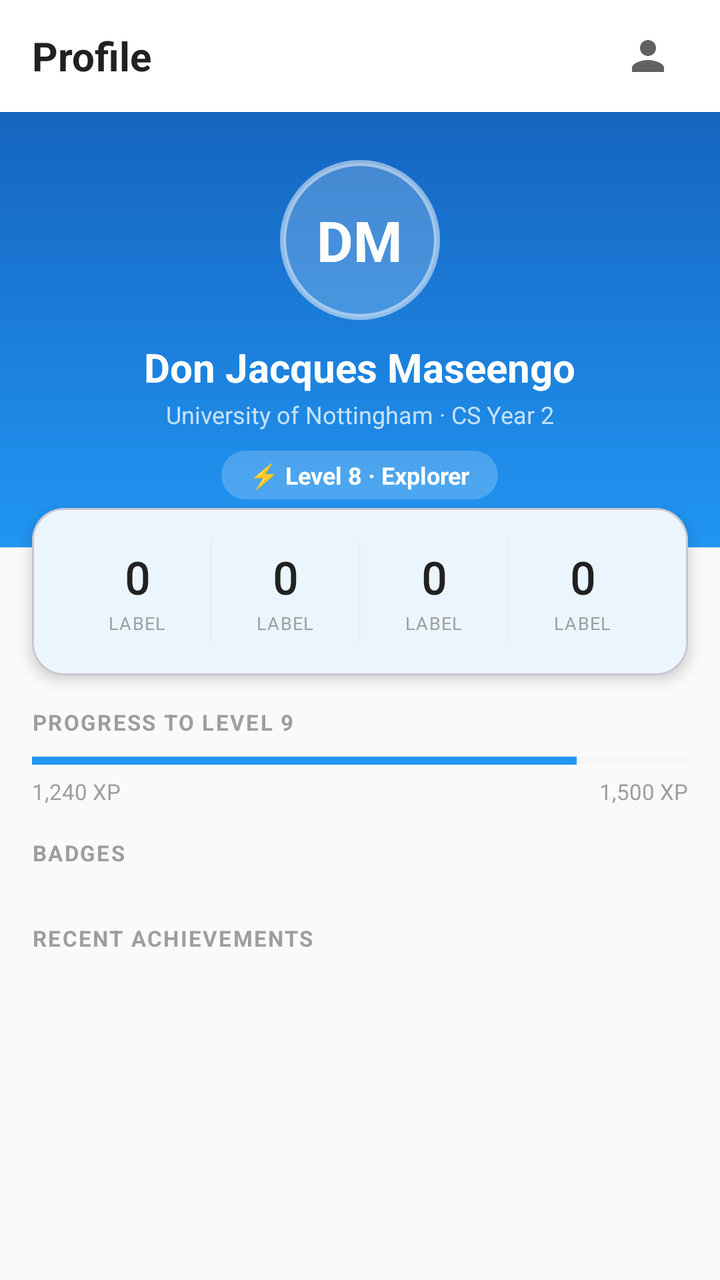
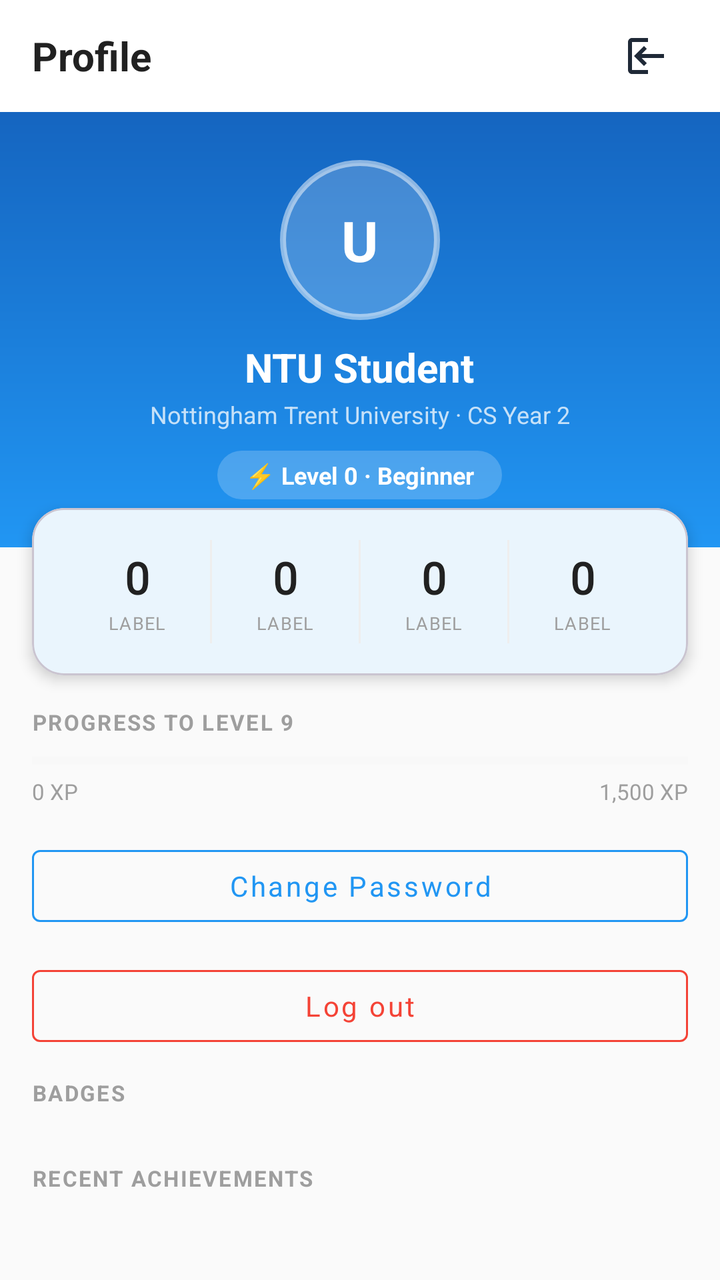

Screens rendered from an Android XML layout before and after an edit, with the pre-edit source and the edit as a unified diff.
<!-- AndroidManifest.xml: application theme Theme.QuestLearn -->
<!-- res/layout/fragment_profile.xml -->
<?xml version="1.0" encoding="utf-8"?>
<LinearLayout xmlns:android="http://schemas.android.com/apk/res/android"
    xmlns:app="http://schemas.android.com/apk/res-auto"
    android:layout_width="match_parent"
    android:layout_height="match_parent"
    android:orientation="vertical"
    android:background="@color/grey_50">

    
    <LinearLayout
        android:layout_width="match_parent"
        android:layout_height="56dp"
        android:orientation="horizontal"
        android:gravity="center_vertical"
        android:paddingHorizontal="16dp"
        android:background="@color/white">

        <TextView
            android:layout_width="0dp"
            android:layout_height="wrap_content"
            android:layout_weight="1"
            android:text="Profile"
            android:textSize="20sp"
            android:textStyle="bold"
            android:textColor="@color/grey_900"
            android:fontFamily="sans-serif" />

        <ImageButton
            android:layout_width="40dp"
            android:layout_height="40dp"
            android:background="?attr/selectableItemBackgroundBorderless"
            android:src="@drawable/ic_person"
            android:contentDescription="Settings" />

    </LinearLayout>

    <ScrollView
        android:layout_width="match_parent"
        android:layout_height="0dp"
        android:layout_weight="1">

        <LinearLayout
            android:layout_width="match_parent"
            android:layout_height="wrap_content"
            android:orientation="vertical">

            
            <LinearLayout
                android:layout_width="match_parent"
                android:layout_height="wrap_content"
                android:orientation="vertical"
                android:gravity="center"
                android:background="@drawable/bg_blue_gradient"
                android:padding="24dp"
                android:paddingBottom="36dp">

                
                <FrameLayout
                    android:layout_width="80dp"
                    android:layout_height="80dp"
                    android:background="@drawable/bg_profile_avatar"
                    android:layout_marginBottom="10dp">

                    <TextView
                        android:id="@+id/tvAvatarInitials"
                        android:layout_width="wrap_content"
                        android:layout_height="wrap_content"
                        android:layout_gravity="center"
                        android:text="DM"
                        android:textSize="28sp"
                        android:textStyle="bold"
                        android:textColor="@color/white"
                        android:fontFamily="sans-serif" />
                </FrameLayout>

                <TextView
                    android:id="@+id/tvProfileName"
                    android:layout_width="wrap_content"
                    android:layout_height="wrap_content"
                    android:text="Don Jacques Maseengo"
                    android:textSize="20sp"
                    android:textStyle="bold"
                    android:textColor="@color/white"
                    android:fontFamily="sans-serif" />

                <TextView
                    android:layout_width="wrap_content"
                    android:layout_height="wrap_content"
                    android:layout_marginTop="2dp"
                    android:text="University of Nottingham · CS Year 2"
                    android:textSize="12sp"
                    android:textColor="#BFFFFFFF" />

                <TextView
                    android:layout_width="wrap_content"
                    android:layout_height="wrap_content"
                    android:layout_marginTop="10dp"
                    android:text="⚡ Level 8 · Explorer"
                    android:textSize="12sp"
                    android:textStyle="bold"
                    android:textColor="@color/white"
                    android:paddingHorizontal="14dp"
                    android:paddingVertical="4dp"
                    android:background="@drawable/bg_level_chip" />

            </LinearLayout>

            
            <com.google.android.material.card.MaterialCardView
                android:layout_width="match_parent"
                android:layout_height="wrap_content"
                android:layout_marginHorizontal="16dp"
                android:layout_marginTop="-20dp"
                android:layout_marginBottom="16dp"
                app:cardElevation="4dp"
                app:cardCornerRadius="16dp">

                <LinearLayout
                    android:layout_width="match_parent"
                    android:layout_height="wrap_content"
                    android:orientation="horizontal"
                    android:padding="16dp">

                    <include layout="@layout/widget_profile_stat"
                        android:id="@+id/statXp"
                        android:layout_width="0dp"
                        android:layout_height="wrap_content"
                        android:layout_weight="1" />

                    <View android:layout_width="1dp" android:layout_height="match_parent" android:background="@color/grey_200" />

                    <include layout="@layout/widget_profile_stat"
                        android:id="@+id/statDone"
                        android:layout_width="0dp"
                        android:layout_height="wrap_content"
                        android:layout_weight="1" />

                    <View android:layout_width="1dp" android:layout_height="match_parent" android:background="@color/grey_200" />

                    <include layout="@layout/widget_profile_stat"
                        android:id="@+id/statBadges"
                        android:layout_width="0dp"
                        android:layout_height="wrap_content"
                        android:layout_weight="1" />

                    <View android:layout_width="1dp" android:layout_height="match_parent" android:background="@color/grey_200" />

                    <include layout="@layout/widget_profile_stat"
                        android:id="@+id/statRank"
                        android:layout_width="0dp"
                        android:layout_height="wrap_content"
                        android:layout_weight="1" />

                </LinearLayout>
            </com.google.android.material.card.MaterialCardView>

            
            <LinearLayout
                android:layout_width="match_parent"
                android:layout_height="wrap_content"
                android:orientation="vertical"
                android:paddingHorizontal="16dp"
                android:paddingBottom="16dp">

                <TextView
                    android:layout_width="wrap_content"
                    android:layout_height="wrap_content"
                    android:text="PROGRESS TO LEVEL 9"
                    android:textSize="11sp"
                    android:textStyle="bold"
                    android:textColor="@color/grey_500"
                    android:letterSpacing="0.07"
                    android:layout_marginBottom="8dp" />

                <ProgressBar
                    android:id="@+id/xpProgressBar"
                    style="@style/Widget.AppCompat.ProgressBar.Horizontal"
                    android:layout_width="match_parent"
                    android:layout_height="8dp"
                    android:max="100"
                    android:progress="83"
                    android:progressBackgroundTint="@color/grey_200"
                    android:progressTint="@color/blue_primary" />

                <LinearLayout
                    android:layout_width="match_parent"
                    android:layout_height="wrap_content"
                    android:orientation="horizontal"
                    android:layout_marginTop="4dp">

                    <TextView
                        android:layout_width="0dp"
                        android:layout_height="wrap_content"
                        android:layout_weight="1"
                        android:text="1,240 XP"
                        android:textSize="11sp"
                        android:textColor="@color/grey_500" />

                    <TextView
                        android:layout_width="wrap_content"
                        android:layout_height="wrap_content"
                        android:text="1,500 XP"
                        android:textSize="11sp"
                        android:textColor="@color/grey_500" />
                </LinearLayout>
            </LinearLayout>

            
            <TextView
                android:layout_width="wrap_content"
                android:layout_height="wrap_content"
                android:paddingHorizontal="16dp"
                android:paddingBottom="12dp"
                android:text="BADGES"
                android:textSize="11sp"
                android:textStyle="bold"
                android:textColor="@color/grey_500"
                android:letterSpacing="0.07" />

            <androidx.recyclerview.widget.RecyclerView
                android:id="@+id/rvBadges"
                android:layout_width="match_parent"
                android:layout_height="wrap_content"
                android:paddingHorizontal="16dp"
                android:clipToPadding="false"
                android:layout_marginBottom="16dp"
                android:nestedScrollingEnabled="false" />

            
            <TextView
                android:layout_width="wrap_content"
                android:layout_height="wrap_content"
                android:paddingHorizontal="16dp"
                android:paddingBottom="12dp"
                android:text="RECENT ACHIEVEMENTS"
                android:textSize="11sp"
                android:textStyle="bold"
                android:textColor="@color/grey_500"
                android:letterSpacing="0.07" />

            <androidx.recyclerview.widget.RecyclerView
                android:id="@+id/rvAchievements"
                android:layout_width="match_parent"
                android:layout_height="wrap_content"
                android:nestedScrollingEnabled="false"
                android:layout_marginBottom="24dp" />

        </LinearLayout>
    </ScrollView>

</LinearLayout>
<!-- res/layout/widget_profile_stat.xml (included above) -->
<?xml version="1.0" encoding="utf-8"?>
<LinearLayout xmlns:android="http://schemas.android.com/apk/res/android"
    android:layout_width="wrap_content"
    android:layout_height="wrap_content"
    android:orientation="vertical"
    android:gravity="center"
    android:padding="4dp">

    <TextView
        android:id="@+id/tvStatValue"
        android:layout_width="wrap_content"
        android:layout_height="wrap_content"
        android:text="0"
        android:textSize="22sp"
        android:textStyle="bold"
        android:textColor="@color/grey_900"
        android:fontFamily="@font/roboto" />

    <TextView
        android:id="@+id/tvStatLabel"
        android:layout_width="wrap_content"
        android:layout_height="wrap_content"
        android:text="LABEL"
        android:textSize="9sp"
        android:textColor="@color/grey_500"
        android:letterSpacing="0.05"
        android:layout_marginTop="2dp" />

</LinearLayout>
<!-- resources referenced by this layout -->
<resources>
  <color name="blue_primary">#2196F3</color>
  <color name="grey_200">#EEEEEE</color>
  <color name="grey_50">#FAFAFA</color>
  <color name="grey_500">#9E9E9E</color>
  <color name="grey_900">#212121</color>
  <color name="white">#FFFFFF</color>
  <!-- drawable bg_blue_gradient (drawable) -->
  <?xml version="1.0" encoding="utf-8"?>
  <shape xmlns:android="http://schemas.android.com/apk/res/android">
      <gradient
          android:startColor="#1565C0"
          android:endColor="#2196F3"
          android:angle="160"
          android:type="linear"/>
  </shape>
  <!-- drawable bg_level_chip (drawable) -->
  <?xml version="1.0" encoding="utf-8"?>
  <shape xmlns:android="http://schemas.android.com/apk/res/android">
      <solid android:color="#33FFFFFF"/>
      <corners android:radius="100dp"/>
  </shape>
  <!-- drawable bg_profile_avatar (drawable) -->
  <?xml version="1.0" encoding="utf-8"?>
  <shape xmlns:android="http://schemas.android.com/apk/res/android" android:shape="oval">
      <solid android:color="#33FFFFFF"/>
      <stroke android:width="3dp" android:color="#80FFFFFF"/>
  </shape>
  <!-- drawable ic_person (drawable) -->
  <vector xmlns:android="http://schemas.android.com/apk/res/android" android:width="24dp" android:height="24dp" android:viewportWidth="24" android:viewportHeight="24">
      <path android:fillColor="#616161" android:pathData="M12,12c2.21,0 4,-1.79 4,-4s-1.79,-4 -4,-4 -4,1.79 -4,4 1.79,4 4,4zM12,14c-2.67,0 -8,1.34 -8,4v2h16v-2c0,-2.66 -5.33,-4 -8,-4z"/>
  </vector>
  <style name="Theme.QuestLearn" parent="Theme.Material3.Light.NoActionBar">
          <item name="colorPrimary">@color/blue_primary</item>
          <item name="colorOnPrimary">@color/white</item>
          <item name="colorPrimaryContainer">@color/blue_surface</item>
          <item name="colorSecondary">@color/green_primary</item>
          <item name="colorOnSecondary">@color/white</item>
          <item name="colorTertiary">@color/orange_primary</item>
          <item name="colorSurface">@color/white</item>
          <item name="colorOnSurface">@color/grey_900</item>
          <item name="colorBackground">@color/grey_50</item>
          <item name="android:statusBarColor">@color/blue_dark</item>
          <item name="android:windowLightStatusBar">false</item>
          <item name="android:fontFamily">sans-serif</item>
      </style>
  <color name="blue_surface">#E3F2FD</color>
  <color name="green_primary">#4CAF50</color>
  <color name="orange_primary">#FF9800</color>
  <color name="blue_dark">#1565C0</color>
</resources>

<!-- the commit's change to res/layout/fragment_profile.xml (unified diff, before → after) -->
@@ -26,11 +26,12 @@
             android:fontFamily="sans-serif" />
 
         <ImageButton
+            android:id="@+id/btnLogout"
             android:layout_width="40dp"
             android:layout_height="40dp"
             android:background="?attr/selectableItemBackgroundBorderless"
-            android:src="@drawable/ic_person"
-            android:contentDescription="Settings" />
+            android:src="@drawable/ic_logout"
+            android:contentDescription="Log out" />
 
     </LinearLayout>
 
@@ -66,7 +67,7 @@
                         android:layout_width="wrap_content"
                         android:layout_height="wrap_content"
                         android:layout_gravity="center"
-                        android:text="DM"
+                        android:text="U"
                         android:textSize="28sp"
                         android:textStyle="bold"
                         android:textColor="@color/white"
@@ -77,7 +78,7 @@
                     android:id="@+id/tvProfileName"
                     android:layout_width="wrap_content"
                     android:layout_height="wrap_content"
-                    android:text="Don Jacques Maseengo"
+                    android:text="NTU Student"
                     android:textSize="20sp"
                     android:textStyle="bold"
                     android:textColor="@color/white"
@@ -87,15 +88,16 @@
                     android:layout_width="wrap_content"
                     android:layout_height="wrap_content"
                     android:layout_marginTop="2dp"
-                    android:text="University of Nottingham · CS Year 2"
+                    android:text="Nottingham Trent University · CS Year 2"
                     android:textSize="12sp"
                     android:textColor="#BFFFFFFF" />
 
                 <TextView
+                    android:id="@+id/tvLevelChip"
                     android:layout_width="wrap_content"
                     android:layout_height="wrap_content"
                     android:layout_marginTop="10dp"
-                    android:text="⚡ Level 8 · Explorer"
+                    android:text="⚡ Level 0 · Beginner"
                     android:textSize="12sp"
                     android:textStyle="bold"
                     android:textColor="@color/white"
@@ -178,7 +180,7 @@
                     android:layout_width="match_parent"
                     android:layout_height="8dp"
                     android:max="100"
-                    android:progress="83"
+                    android:progress="0"
                     android:progressBackgroundTint="@color/grey_200"
                     android:progressTint="@color/blue_primary" />
 
@@ -189,14 +191,16 @@
                     android:layout_marginTop="4dp">
 
                     <TextView
+                        android:id="@+id/tvCurrentXp"
                         android:layout_width="0dp"
                         android:layout_height="wrap_content"
                         android:layout_weight="1"
-                        android:text="1,240 XP"
+                        android:text="0 XP"
                         android:textSize="11sp"
                         android:textColor="@color/grey_500" />
 
                     <TextView
+                        android:id="@+id/tvTargetXp"
                         android:layout_width="wrap_content"
                         android:layout_height="wrap_content"
                         android:text="1,500 XP"
@@ -204,6 +208,30 @@
                         android:textColor="@color/grey_500" />
                 </LinearLayout>
             </LinearLayout>
+
+            <com.google.android.material.button.MaterialButton
+                android:id="@+id/btnChangePassword"
+                style="@style/Widget.MaterialComponents.Button.OutlinedButton"
+                android:layout_width="match_parent"
+                android:layout_height="48dp"
+                android:layout_marginHorizontal="16dp"
+                android:layout_marginBottom="12dp"
+                android:text="Change Password"
+                android:textAllCaps="false"
+                android:textColor="@color/blue_primary"
+                app:strokeColor="@color/blue_primary" />
+
+            <com.google.android.material.button.MaterialButton
+                android:id="@+id/btnLogoutSecondary"
+                style="@style/Widget.MaterialComponents.Button.OutlinedButton"
+                android:layout_width="match_parent"
+                android:layout_height="48dp"
+                android:layout_marginHorizontal="16dp"
+                android:layout_marginBottom="12dp"
+                android:text="Log out"
+                android:textAllCaps="false"
+                android:textColor="@color/red_primary"
+                app:strokeColor="@color/red_primary" />
 
             
             <TextView
<!-- resource entries referenced after the edit -->
@@ -5,6 +5,7 @@
   <color name="grey_50">#FAFAFA</color>
   <color name="grey_500">#9E9E9E</color>
   <color name="grey_900">#212121</color>
+  <color name="red_primary">#F44336</color>
   <color name="white">#FFFFFF</color>
   <!-- drawable bg_blue_gradient (drawable) -->
   <?xml version="1.0" encoding="utf-8"?>
@@ -27,9 +28,19 @@
       <solid android:color="#33FFFFFF"/>
       <stroke android:width="3dp" android:color="#80FFFFFF"/>
   </shape>
-  <!-- drawable ic_person (drawable) -->
-  <vector xmlns:android="http://schemas.android.com/apk/res/android" android:width="24dp" android:height="24dp" android:viewportWidth="24" android:viewportHeight="24">
-      <path android:fillColor="#616161" android:pathData="M12,12c2.21,0 4,-1.79 4,-4s-1.79,-4 -4,-4 -4,1.79 -4,4 1.79,4 4,4zM12,14c-2.67,0 -8,1.34 -8,4v2h16v-2c0,-2.66 -5.33,-4 -8,-4z"/>
+  <!-- drawable ic_logout (drawable) -->
+  <?xml version="1.0" encoding="utf-8"?>
+  <vector xmlns:android="http://schemas.android.com/apk/res/android"
+      android:width="24dp"
+      android:height="24dp"
+      android:viewportWidth="24"
+      android:viewportHeight="24">
+      <path
+          android:fillColor="#1F2937"
+          android:pathData="M10,17l1.41,-1.41L8.83,13H20v-2H8.83l2.58,-2.59L10,7l-5,5z" />
+      <path
+          android:fillColor="#1F2937"
+          android:pathData="M4,5h8V3H4c-1.1,0 -2,0.9 -2,2v14c0,1.1 0.9,2 2,2h8v-2H4z" />
   </vector>
   <style name="Theme.QuestLearn" parent="Theme.Material3.Light.NoActionBar">
           <item name="colorPrimary">@color/blue_primary</item>
